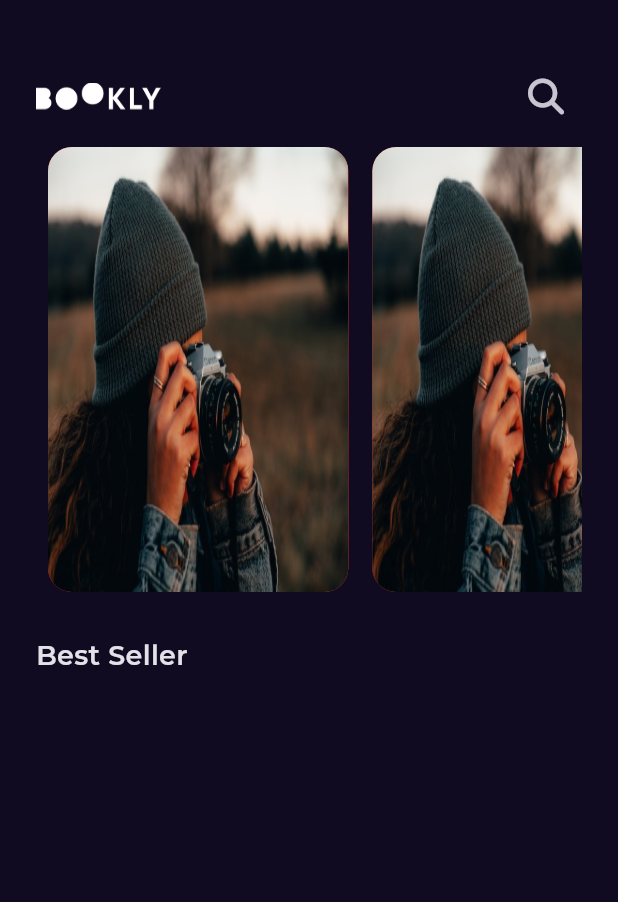
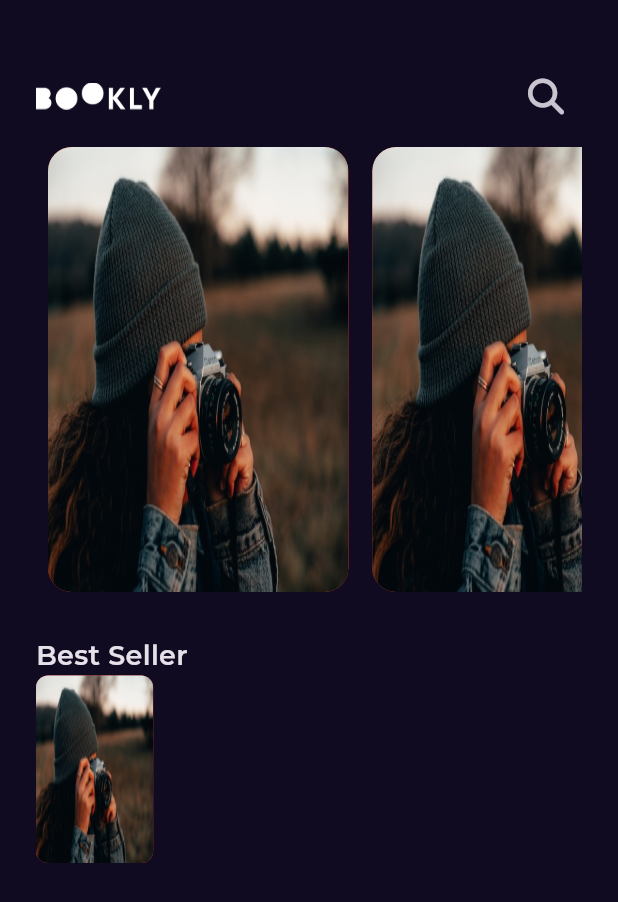
Before and after one commit to Ahmedmansor/bookly_app, a Flutter app: the screen it shows after launch, on a phone screen of 412 x 824 dp. Shown: the top 902 px of the screen. Run offline on Flutter 3.47's test engine with Material 3 defaults, Android fonts, the phone set to English and light mode, and no system bars; our stand-ins replace font_awesome_flutter, get, google_fonts.

Commit message:
best seller list view part ont

```diff
--- a/lib/features/home/presentation/views/widgets/home_view_body.dart
+++ b/lib/features/home/presentation/views/widgets/home_view_body.dart
@@ -1,4 +1,5 @@
 import 'package:bookly_app/core/utils/app_setting.dart';
+import 'package:bookly_app/core/utils/assets.dart';
 import 'package:bookly_app/core/utils/styles.dart';
 import 'package:bookly_app/features/home/presentation/views/widgets/custom_app_bar.dart';
 import 'package:bookly_app/features/home/presentation/views/widgets/custom_list_view_horizontal.dart';
@@ -23,8 +24,37 @@ class HomeViewBody extends StatelessWidget {
             'Best Seller',
             style: Styles.titleMedium,
           ),
+          BestSellerListViewItem(),
         ],
       ),
     );
   }
 }
+
+class BestSellerListViewItem extends StatelessWidget {
+  const BestSellerListViewItem({super.key});
+
+  @override
+  Widget build(BuildContext context) {
+    return SizedBox(
+      height: 125,
+      child: Row(
+        children: [
+          AspectRatio(
+            aspectRatio: 2.5 / 4,
+            child: Container(
+              decoration: BoxDecoration(
+                  borderRadius: BorderRadius.circular(8),
+                  image: const DecorationImage(
+                      image: AssetImage(
+                        AssetsData.testImage,
+                      ),
+                      fit: BoxFit.fill),
+                  color: Colors.red),
+            ),
+          ),
+        ],
+      ),
+    );
+  }
+}
```
